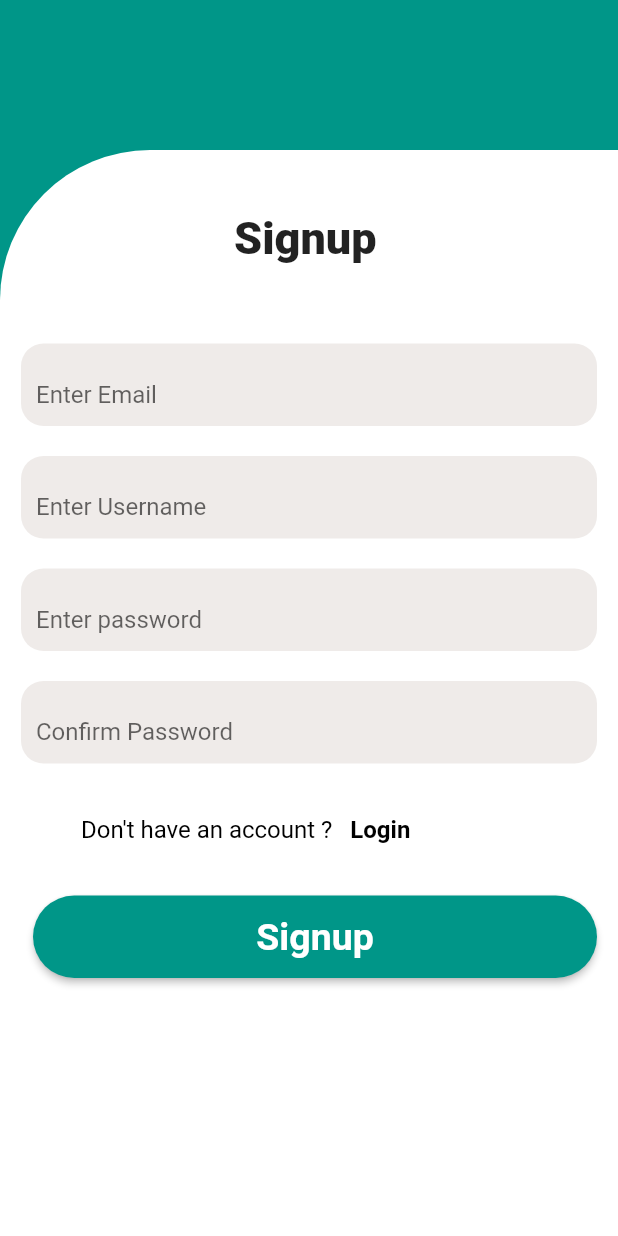
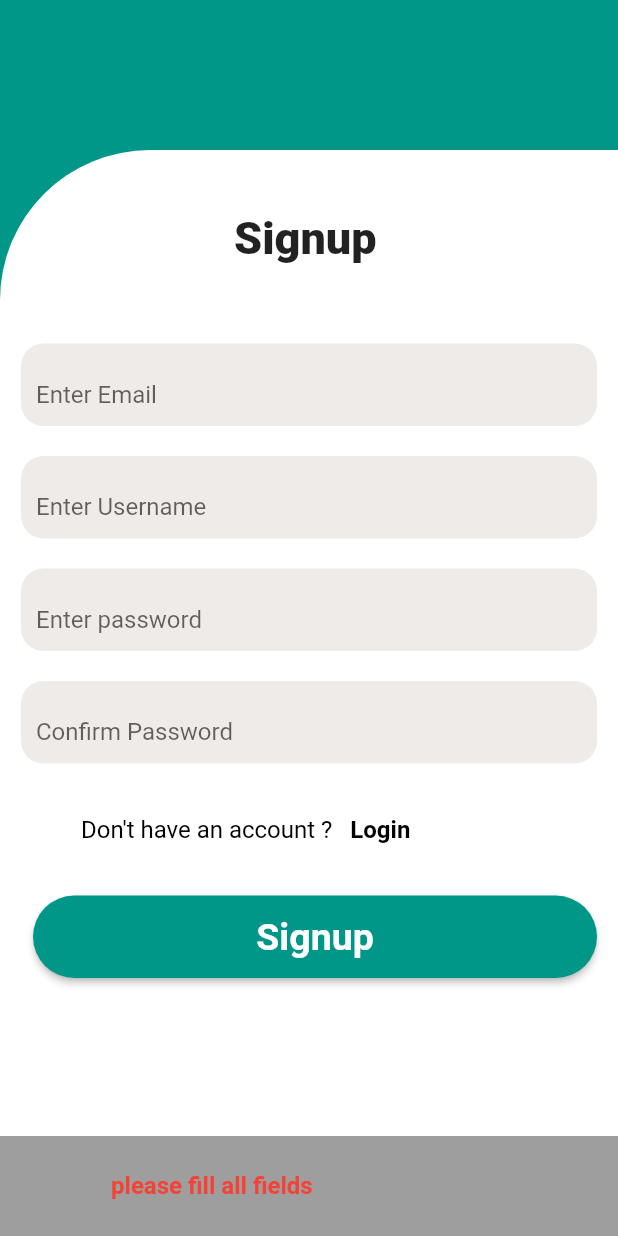
Before and after one commit to Nicodona/ifind_frontend, a Flutter app: the Signup screen opened by its route, after a tap on "Signup", on a phone screen of 412 x 824 dp. Run offline on Flutter 3.47's test engine with Material 2 defaults, Android fonts, the phone set to English and light mode, and no system bars; our stand-ins replace flutter_secure_storage, image_picker; accounts and stored records are empty.

Commit message:
signup not confirmed

```diff
--- a/lib/authscreens/login.dart
+++ b/lib/authscreens/login.dart
@@ -68,7 +68,7 @@ class _LoginState extends State<Login> {
           ScaffoldMessenger.of(context).showSnackBar(const SnackBar(content: Padding(
             padding: EdgeInsets.symmetric(vertical: 10, horizontal: 100),
             child: Text(
-              "password mismatched",
+              "wrong credentials",
               style: TextStyle(
                   fontWeight: FontWeight.bold,
                   fontSize: 16,
--- a/lib/authscreens/signup.dart
+++ b/lib/authscreens/signup.dart
@@ -1,3 +1,5 @@
+import 'dart:convert';
+
 import 'package:flutter/material.dart';
 import 'package:http/http.dart';
 import 'package:ifind_backend/custom/color.dart';
@@ -15,18 +17,87 @@ class _SignupState extends State<Signup> {
   TextEditingController confirmPasswordController = TextEditingController();
   TextEditingController passwordController = TextEditingController();
 
-  void signup(email, username, password, confirm)async{
-    try{
-      Response response = await post(
-        Uri.parse(""),
-        body: {
-          'email':email,
-          'username': username,
-          'password': password
+  bool _isloading = false;
+
+  void signup(String email, username, password, confirm) async {
+    if (username=="" || email=="" || password=="" || confirm==""){
+      ScaffoldMessenger.of(context).showSnackBar(const SnackBar(content: Padding(
+        padding: EdgeInsets.symmetric(vertical: 10, horizontal: 50),
+        child: Text(
+          "please fill all fields",
+          style: TextStyle(
+              fontWeight: FontWeight.bold,
+              fontSize: 16,
+              color: Colors.red
+          ),
+        ),
+      ),
+        backgroundColor: Colors.grey,
+      ));
+    } else if(password != confirm){
+      ScaffoldMessenger.of(context).showSnackBar(const SnackBar(content: Padding(
+        padding: EdgeInsets.symmetric(vertical: 10, horizontal: 50),
+        child: Text(
+          "password did not match",
+          style: TextStyle(
+              fontWeight: FontWeight.bold,
+              fontSize: 16,
+              color: Colors.red
+          ),
+        ),
+      ),
+        backgroundColor: Colors.grey,
+      ));
+    }
+    else{
+      try {
+        Response response = await post(
+            Uri.parse("https://ifoundapi.herokuapp.com/user/"),
+            body: {
+              'email': email,
+              'username': username,
+              'password': password,
+            }
+        );
+
+        var data = jsonDecode(response.body.toString());
+        if (data['status'] == 200) {
+          print('login successful');
+        } else if(data['status']==400){
+          ScaffoldMessenger.of(context).showSnackBar(const SnackBar(content: Padding(
+            padding: EdgeInsets.symmetric(vertical: 10, horizontal: 100),
+            child: Text(
+              "wrong credentials",
+              style: TextStyle(
+                  fontWeight: FontWeight.bold,
+                  fontSize: 16,
+                  color: Colors.red
+              ),
+            ),
+          ),
+            backgroundColor: Colors.grey,
+          ));
         }
-      )
+      } catch (e) {
+        ScaffoldMessenger.of(context).showSnackBar(const SnackBar(content: Padding(
+          padding: EdgeInsets.symmetric(vertical: 10, horizontal: 50),
+          child: Text(
+            "please check your network connection",
+            style: TextStyle(
+                fontWeight: FontWeight.bold,
+                fontSize: 16,
+                color: Colors.red
+            ),
+          ),
+        ),
+          backgroundColor: Colors.grey,
+        ));
+      }
+
     }
-
+    setState(() {
+      _isloading = false;
+    });
   }
 
   @override
@@ -194,6 +265,9 @@ class _SignupState extends State<Signup> {
                                       child: ElevatedButton(
 
                                         onPressed: () {
+                                          setState(() {
+                                            _isloading = true;
+                                          });
                                           signup(emailController.text.toString(),usernameController.text.toString, passwordController.text.toString(),confirmPasswordController.text.toString());
                                         },
                                         style: ElevatedButton.styleFrom(
@@ -203,11 +277,11 @@ class _SignupState extends State<Signup> {
                                           ),
 
                                         ),
-                                        child: const Text('Signup',
+                                        child: !_isloading?  Text('Signup',
                                           style: TextStyle(
                                               fontSize: 25,
                                               fontWeight: FontWeight.bold
-                                          ),),
+                                          ),): const CircularProgressIndicator()
                                       ),
                                     )
                                 ),
```
